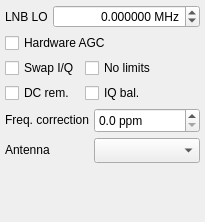
Above: qtgui/dockinputctl.ui from gqrx-sdr/gqrx before the change. Below: the same form after it.
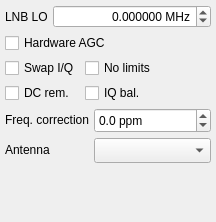
That is the form after the change. Icons and pictures are not drawn.

Commit message:
Expand range for PPM correction.
Closes #246.

Diff of the .ui file:
```diff
--- a/qtgui/dockinputctl.ui
+++ b/qtgui/dockinputctl.ui
@@ -6,13 +6,13 @@
    <rect>
     <x>0</x>
     <y>0</y>
-    <width>205</width>
+    <width>216</width>
     <height>222</height>
    </rect>
   </property>
   <property name="minimumSize">
    <size>
-    <width>205</width>
+    <width>216</width>
     <height>222</height>
    </size>
   </property>
@@ -179,10 +179,10 @@
          <number>1</number>
         </property>
         <property name="minimum">
-         <double>0.000000000000000</double>
+         <double>-500.000000000000000</double>
         </property>
         <property name="maximum">
-         <double>100.000000000000000</double>
+         <double>500.000000000000000</double>
         </property>
         <property name="value">
          <double>0.000000000000000</double>
```
